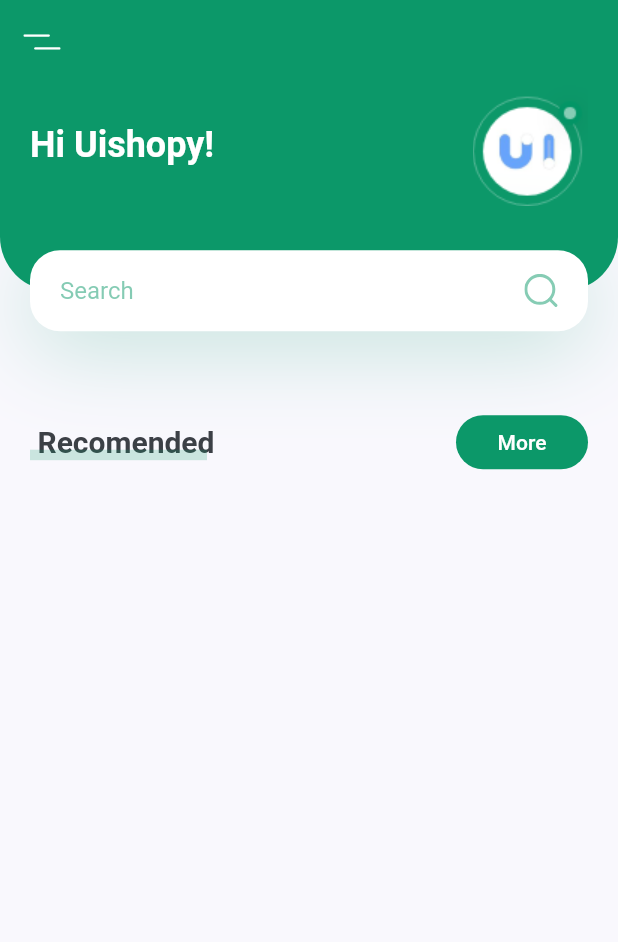
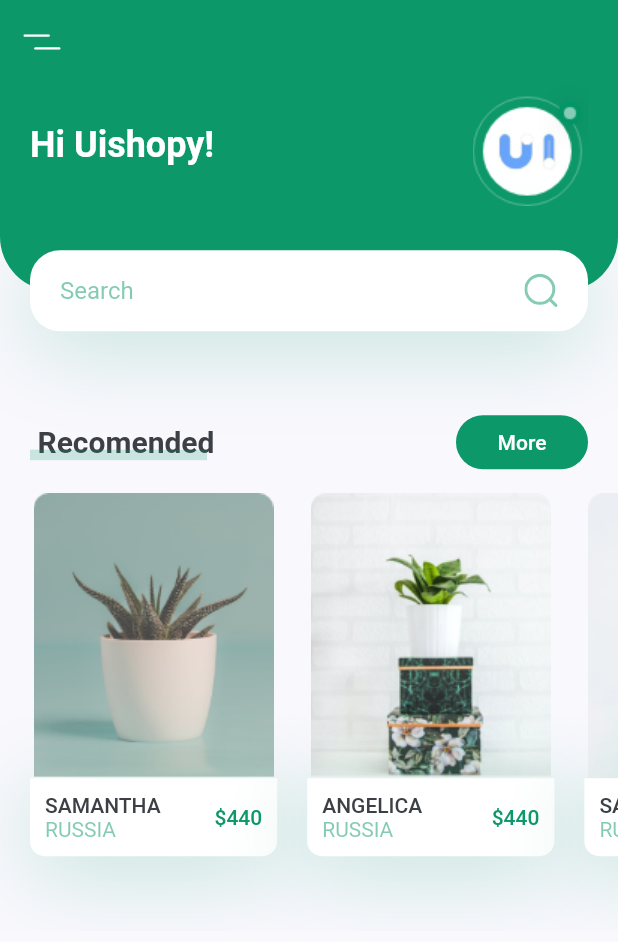
Before and after one commit to ijaewon/plant_app, a Flutter app: the screen it shows after launch, on a phone screen of 412 x 824 dp. Shown: the top 942 px of the screen. Run offline on Flutter 3.47's test engine with Material 2 defaults, Android fonts, the phone set to English and light mode, and no system bars; our stand-ins replace flutter_svg.

Commit message:
Recomends plants card done

```diff
--- a/lib/screen/home/components/body.dart
+++ b/lib/screen/home/components/body.dart
@@ -1,4 +1,6 @@
 import 'package:flutter/material.dart';
+import 'package:plant_app/constants.dart';
+import 'package:plant_app/screen/home/components/recomends_plants.dart';
 import 'package:plant_app/screen/home/components/title_with_more_btn.dart';
 import 'header_with_search_box.dart';
 
@@ -13,9 +15,48 @@ class Body extends StatelessWidget {
           TitleWithMoreBtn(
             title: "Recomended",
             press: () {},
-          )
+          ),
+          RecomendsPlants()
         ],
       ),
     );
   }
 }
+
+class RecomendsPlants extends StatelessWidget {
+  const RecomendsPlants({
+    Key key,
+  }) : super(key: key);
+
+  @override
+  Widget build(BuildContext context) {
+    return SingleChildScrollView(
+      scrollDirection: Axis.horizontal,
+      child: Row(
+        children: [
+          RecomendPlanCard(
+            image: "assets/images/image_1.png",
+            title: "Samantha",
+            country: "Russia",
+            price: 440,
+            press: () {},
+          ),
+          RecomendPlanCard(
+            image: "assets/images/image_2.png",
+            title: "Angelica",
+            country: "Russia",
+            price: 440,
+            press: () {},
+          ),
+          RecomendPlanCard(
+            image: "assets/images/image_3.png",
+            title: "Samantha",
+            country: "Russia",
+            price: 440,
+            press: () {},
+          ),
+        ],
+      ),
+    );
+  }
+}
--- /dev/null
+++ b/lib/screen/home/components/recomends_plants.dart
@@ -0,0 +1,76 @@
+import 'package:flutter/material.dart';
+
+import '../../../constants.dart';
+
+class RecomendPlanCard extends StatelessWidget {
+  const RecomendPlanCard({
+    Key key,
+    @required this.image,
+    @required this.title,
+    @required this.country,
+    @required this.price,
+    @required this.press,
+  }) : super(key: key);
+
+  final String image, title, country;
+  final int price;
+  final Function press;
+
+  @override
+  Widget build(BuildContext context) {
+    Size size = MediaQuery.of(context).size;
+    return Container(
+      margin: EdgeInsets.only(
+          left: kDefaultPadding,
+          top: kDefaultPadding / 2,
+          bottom: kDefaultPadding * 2.5),
+      width: size.width * 0.4,
+      child: Column(
+        children: [
+          Image.asset(image),
+          GestureDetector(
+            onTap: press,
+            child: Container(
+              padding: EdgeInsets.all(kDefaultPadding / 2),
+              decoration: BoxDecoration(
+                  color: Colors.white,
+                  borderRadius: BorderRadius.only(
+                      bottomLeft: Radius.circular(10),
+                      bottomRight: Radius.circular(10)),
+                  boxShadow: [
+                    BoxShadow(
+                      offset: Offset(0, 10),
+                      blurRadius: 50,
+                      color: kPrimaryColor.withOpacity(0.23),
+                    )
+                  ]),
+              child: Row(
+                children: [
+                  RichText(
+                      text: TextSpan(children: [
+                    TextSpan(
+                        text: "$title\n".toUpperCase(),
+                        style: Theme.of(context).textTheme.button),
+                    TextSpan(
+                        text: country.toUpperCase(),
+                        style: TextStyle(
+                          color: kPrimaryColor.withOpacity(0.5),
+                        ))
+                  ])),
+                  Spacer(),
+                  Text(
+                    "\$$price",
+                    style: Theme.of(context)
+                        .textTheme
+                        .button
+                        .copyWith(color: kPrimaryColor),
+                  )
+                ],
+              ),
+            ),
+          )
+        ],
+      ),
+    );
+  }
+}
```
